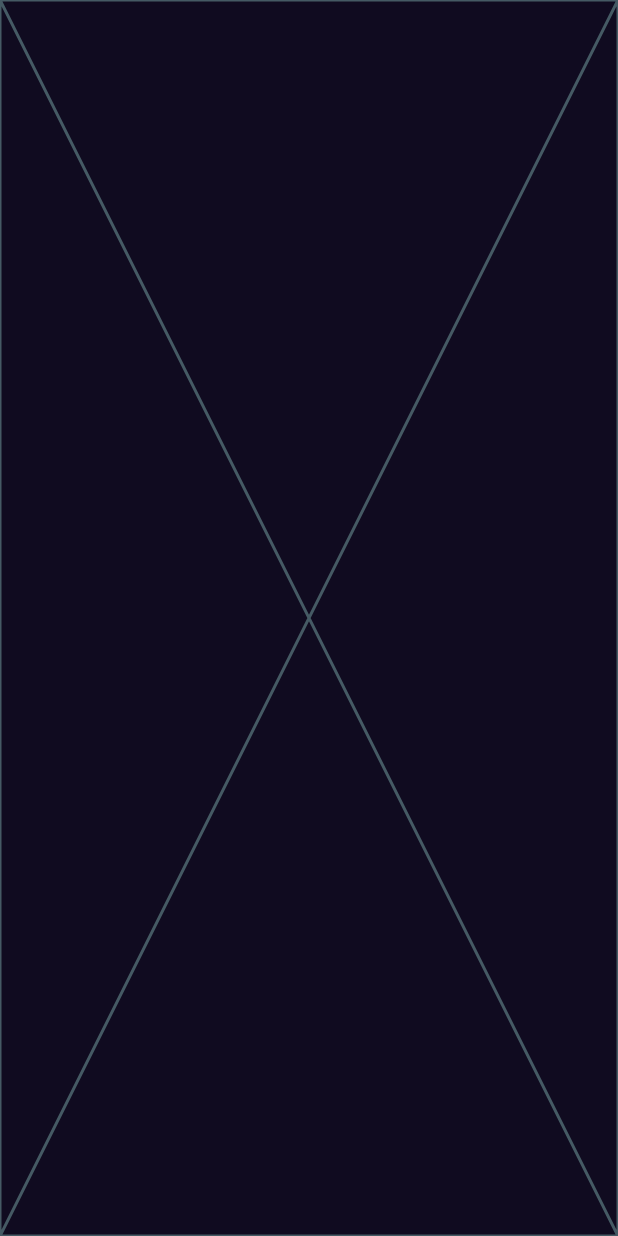
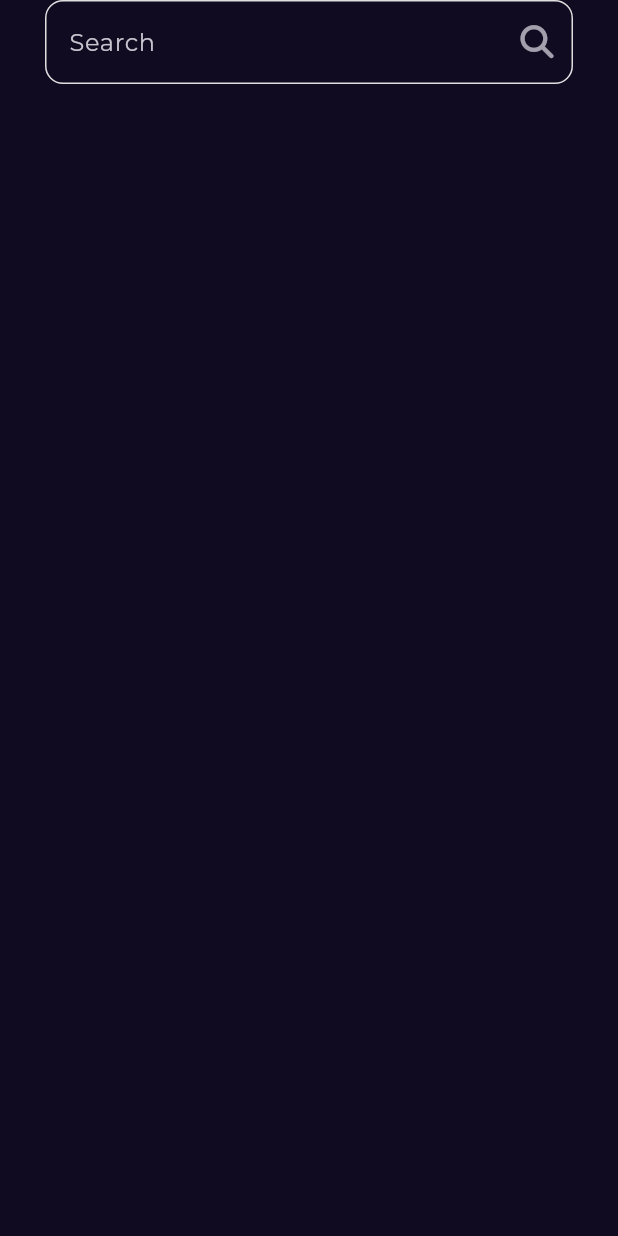
Before and after one commit to GeorgeEhab22/bookly_app, a Flutter app: the SearchView screen opened by its route, on a phone screen of 412 x 824 dp. Run offline on Flutter 3.47's test engine with Material 3 defaults, Android fonts, the light colour scheme and no system bars; our stand-ins replace device_preview, font_awesome_flutter, go_router, google_fonts; project files that could hold a hidden picture were left out.

Commit message:
create custom search text field

```diff
--- a/lib/Features/home/presentation/views/widgets/custom_home_app_bar.dart
+++ b/lib/Features/home/presentation/views/widgets/custom_home_app_bar.dart
@@ -1,23 +1,29 @@
+import 'package:bookly_app/core/utils/app_router.dart';
 import 'package:bookly_app/core/utils/assets.dart';
 import 'package:flutter/material.dart';
 import 'package:font_awesome_flutter/font_awesome_flutter.dart';
+import 'package:go_router/go_router.dart';
 
 class CustomHomeAppBar extends StatelessWidget {
   const CustomHomeAppBar({super.key});
 
   @override
   Widget build(BuildContext context) {
-    return Padding(
+    return SafeArea(
+      child: Padding(
         padding: const EdgeInsets.symmetric(horizontal: 15, vertical: 24),
         child: Row(
           children: [
-          Image.asset(AssetsData.logo,height: 19.1,),
+            Image.asset(AssetsData.logo, height: 19.1),
             const Spacer(),
             IconButton(
-            onPressed: () {},
-            icon: const Icon(FontAwesomeIcons.magnifyingGlass,size: 25,),
+              onPressed: () {
+                GoRouter.of(context).push(AppRouter.search);
+              },
+              icon: const Icon(FontAwesomeIcons.magnifyingGlass, size: 22),
             ),
           ],
+        ),
       ),
     );
   }
--- /dev/null
+++ b/lib/Features/search/presentation/views/widgets/custom_search_text_field.dart
@@ -0,0 +1,31 @@
+import 'package:flutter/material.dart';
+import 'package:font_awesome_flutter/font_awesome_flutter.dart';
+
+class CustomSearchTextFiels extends StatelessWidget {
+  const CustomSearchTextFiels({
+    super.key,
+  });
+
+  @override
+  Widget build(BuildContext context) {
+    return TextField(
+      decoration: InputDecoration(
+        enabledBorder: OutlineInputBorder(
+          borderSide: BorderSide(color: Colors.grey.shade300, width: 1),
+          borderRadius: BorderRadius.circular(12.0),
+        ),
+        hintText: 'Search',
+        suffixIcon: IconButton(
+          onPressed: () {},
+          icon: const Opacity(
+            opacity: 0.8,
+            child: Icon(FontAwesomeIcons.magnifyingGlass, size: 22),
+          ),
+        ),
+        border: const OutlineInputBorder(
+          borderRadius: BorderRadius.all(Radius.circular(8.0)),
+        ),
+      ),
+    );
+  }
+}
--- a/lib/Features/search/presentation/views/widgets/search_view_body.dart
+++ b/lib/Features/search/presentation/views/widgets/search_view_body.dart
@@ -1,10 +1,24 @@
+import 'package:bookly_app/features/search/presentation/views/widgets/custom_search_text_field.dart';
 import 'package:flutter/material.dart';
+import 'package:font_awesome_flutter/font_awesome_flutter.dart';
 
 class SearchViewBody extends StatelessWidget {
   const SearchViewBody({super.key});
 
   @override
   Widget build(BuildContext context) {
-    return const Placeholder();
+    return const Padding(
+      padding: EdgeInsets.symmetric(horizontal: 30.0),
+      child: Column(children: [CustomSearchTextField()]),
+    );
   }
 }
+
+class CustomSearchTextField extends StatelessWidget {
+  const CustomSearchTextField({super.key});
+
+  @override
+  Widget build(BuildContext context) {
+    return const CustomSearchTextFiels();
+  }
+}
```
Lines whose indentation alone changed are shown as unchanged.
